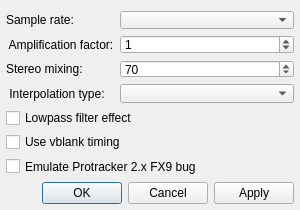
Above: qmmp/src/plugins/Input/xmp/settingsdialog.ui from Greedysky/TTKMusicPlayer before the change. Below: the same form after it.
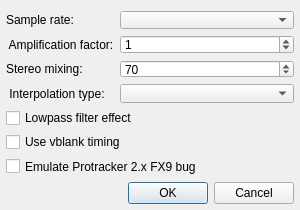
That is the form after the change.

The edit to the form file:
```diff
--- a/qmmp/src/plugins/Input/xmp/settingsdialog.ui
+++ b/qmmp/src/plugins/Input/xmp/settingsdialog.ui
@@ -126,7 +126,7 @@
       </sizepolicy>
      </property>
      <property name="standardButtons">
-      <set>QDialogButtonBox::Apply|QDialogButtonBox::Cancel|QDialogButtonBox::Ok</set>
+      <set>QDialogButtonBox::Cancel|QDialogButtonBox::Ok</set>
      </property>
     </widget>
    </item>
```
Left out of the diff: 16 changed lines with no effect on the pictures.
